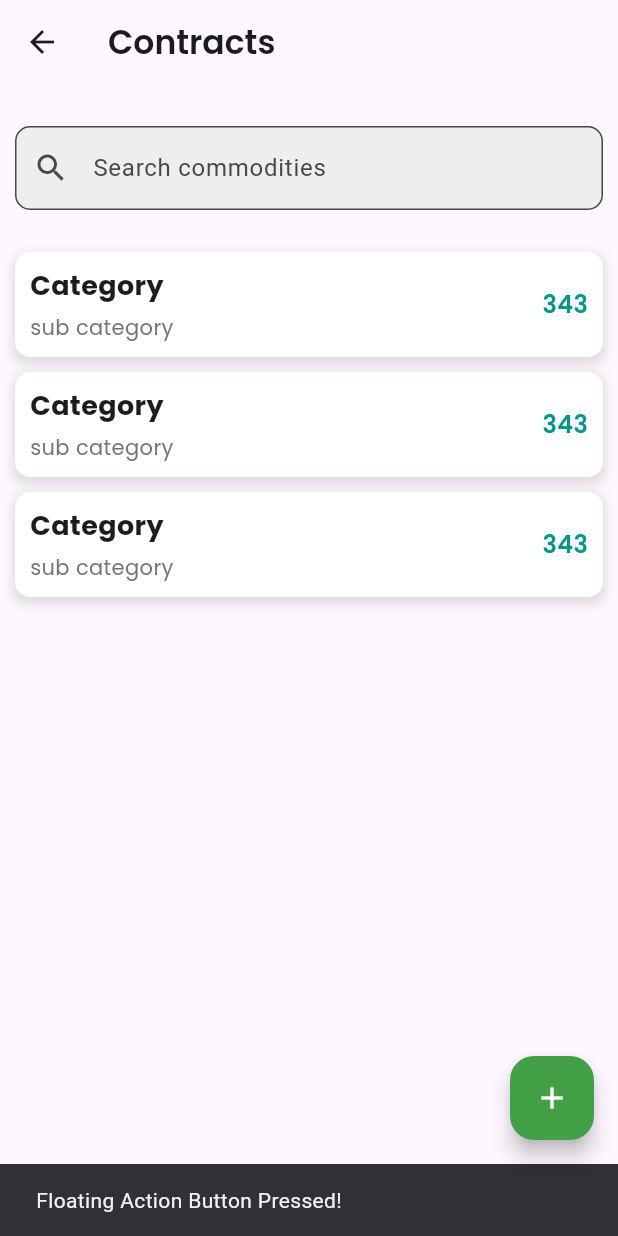
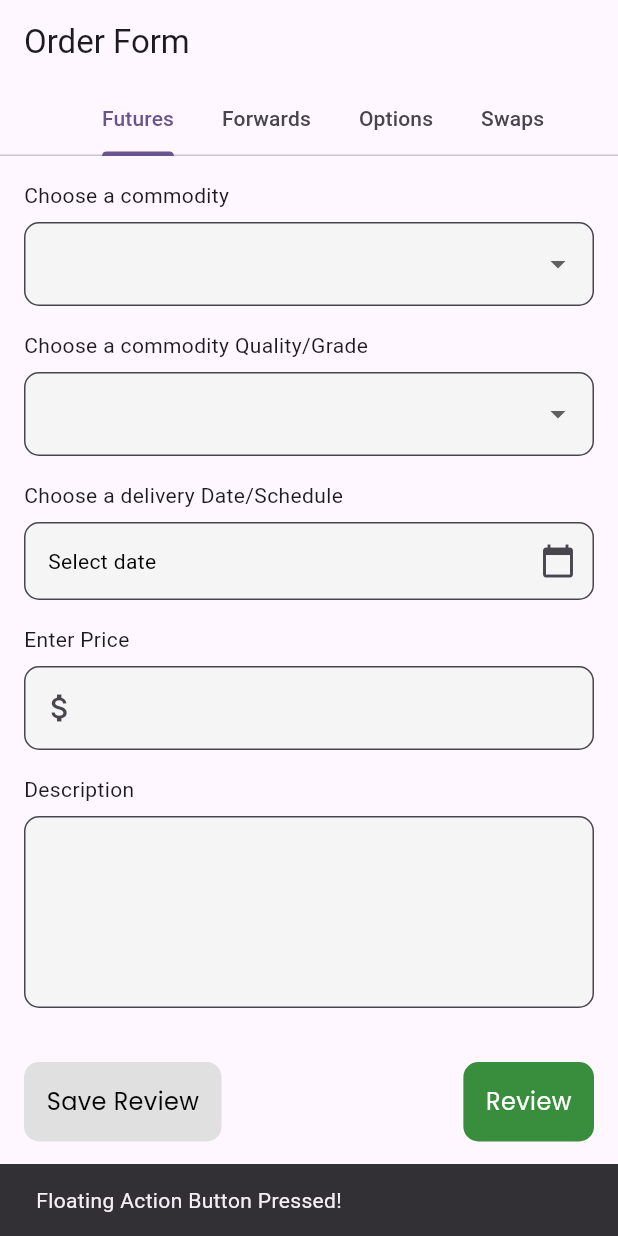
Before and after one commit to kimemia21/itx_flow, a Flutter app: the screen it shows after launch, after a tap on the "add" icon, on a phone screen of 412 x 824 dp. Run offline on Flutter 3.47's test engine with Material 3 defaults, Android fonts, the phone set to English and light mode, and no system bars; our stand-ins replace file_picker, flutter_otp_text_field, google_fonts, image_picker.

Commit message:
Did some work

```diff
--- a/lib/Contracts/Contracts.dart
+++ b/lib/Contracts/Contracts.dart
@@ -1,5 +1,6 @@
 import 'package:flutter/material.dart';
 import 'package:google_fonts/google_fonts.dart';
+import 'package:itx/Contracts/Create.dart';
 import 'package:itx/authentication/Authorization.dart';
 import 'package:itx/global/globals.dart';
 
@@ -75,18 +76,21 @@ Widget searchItem({
     );
   }
 
-
   @override
   Widget build(BuildContext context) {
     return Scaffold(
       floatingActionButton: FloatingActionButton(
         onPressed: () {
-          // Add your onPressed code here!
+          Globals.switchScreens(context: context, screen: CreateContract());
+
           ScaffoldMessenger.of(context).showSnackBar(
             SnackBar(content: Text('Floating Action Button Pressed!')),
           );
         },
-        child: Icon(Icons.add,color:Colors.white,),
+        child: Icon(
+          Icons.add,
+          color: Colors.white,
+        ),
         backgroundColor: Colors.green.shade600,
       ),
       appBar: AppBar(
--- /dev/null
+++ b/lib/Contracts/Create.dart
@@ -0,0 +1,231 @@
+import 'package:flutter/material.dart';
+import 'package:google_fonts/google_fonts.dart';
+import 'package:intl/intl.dart';
+
+class CreateContract extends StatefulWidget {
+  @override
+  _CreateContractState createState() => _CreateContractState();
+}
+
+class _CreateContractState extends State<CreateContract>
+    with SingleTickerProviderStateMixin {
+  String? selectedCommodity;
+  String? selectedQuality;
+  DateTime? selectedDate;
+  final priceController = TextEditingController();
+  final descriptionController = TextEditingController();
+
+  List<String> commodities = ['Commodity 1', 'Commodity 2', 'Commodity 3'];
+  List<String> qualities = ['Quality 1', 'Quality 2', 'Quality 3'];
+  late TabController _tabController;
+
+  @override
+  void initState() {
+    _tabController = TabController(length: 4, vsync: this);
+  }
+
+  @override
+  void dispose() {
+    _tabController.dispose();
+    super.dispose();
+  }
+
+  @override
+  Widget build(BuildContext context) {
+    return Scaffold(
+      appBar: AppBar(
+        title: Text('Order Form'),
+        bottom: TabBar(
+          controller: _tabController,
+          tabs: [
+            Tab(text: 'Futures'),
+            Tab(text: 'Forwards'),
+            Tab(text: 'Options'),
+            Tab(text: 'Swaps'),
+          ],
+          isScrollable: true,
+        ),
+      ),
+      body: SingleChildScrollView(
+        padding: EdgeInsets.all(16.0),
+        child: Column(
+          crossAxisAlignment: CrossAxisAlignment.start,
+          children: [
+            buildDropdownButton(
+              title: 'Choose a commodity',
+              value: selectedCommodity,
+              items: commodities,
+              onChanged: (value) {
+                setState(() {
+                  selectedCommodity = value;
+                });
+              },
+            ),
+            buildDropdownButton(
+              title: 'Choose a commodity Quality/Grade',
+              value: selectedQuality,
+              items: qualities,
+              onChanged: (value) {
+                setState(() {
+                  selectedQuality = value;
+                });
+              },
+            ),
+            buildDatePicker(
+              title: 'Choose a delivery Date/Schedule',
+              selectedDate: selectedDate,
+              onDateSelected: (date) {
+                setState(() {
+                  selectedDate = date;
+                });
+              },
+            ),
+            buildTextField(
+              controller: priceController,
+              title: 'Enter Price',
+              icon: Icons.attach_money,
+            ),
+            buildTextField(
+              controller: descriptionController,
+              title: 'Description',
+              maxLines: 4,
+            ),
+            SizedBox(height: 20),
+            Row(
+              mainAxisAlignment: MainAxisAlignment.spaceBetween,
+              children: [
+                Container(
+                  padding: EdgeInsets.all(15),
+                  decoration: BoxDecoration(
+                      color: Colors.grey.shade300,
+                      borderRadius: BorderRadiusDirectional.circular(10)),
+                  child: Text(
+                    "Save Review",
+                    style:
+                        GoogleFonts.poppins(fontSize: 16, color: Colors.black),
+                  ),
+                ),
+                Container(
+                  padding: EdgeInsets.all(15),
+                  decoration: BoxDecoration(
+                      color: Colors.green.shade700,
+                      borderRadius: BorderRadiusDirectional.circular(10)),
+                  child: Text(
+                    "Review",
+                    style:
+                        GoogleFonts.poppins(fontSize: 16, color: Colors.white),
+                  ),
+                ),
+              ],
+            ),
+          ],
+        ),
+      ),
+    );
+  }
+
+  Widget buildDropdownButton({
+    required String title,
+    required String? value,
+    required List<String> items,
+    required ValueChanged<String?> onChanged,
+  }) {
+    return Column(
+      crossAxisAlignment: CrossAxisAlignment.start,
+      children: [
+        Text(title),
+        SizedBox(height: 8),
+        DropdownButtonFormField<String>(
+          value: value,
+          onChanged: onChanged,
+          items: items.map((item) {
+            return DropdownMenuItem<String>(
+              value: item,
+              child: Text(item),
+            );
+          }).toList(),
+          decoration: InputDecoration(
+            border: OutlineInputBorder(
+              borderRadius: BorderRadius.circular(10),
+            ),
+            filled: true,
+            fillColor: Colors.grey.shade100,
+          ),
+        ),
+        SizedBox(height: 16),
+      ],
+    );
+  }
+
+  Widget buildDatePicker({
+    required String title,
+    required DateTime? selectedDate,
+    required ValueChanged<DateTime> onDateSelected,
+  }) {
+    return Column(
+      crossAxisAlignment: CrossAxisAlignment.start,
+      children: [
+        Text(title),
+        SizedBox(height: 8),
+        InkWell(
+          onTap: () async {
+            final DateTime? picked = await showDatePicker(
+              context: context,
+              initialDate: selectedDate ?? DateTime.now(),
+              firstDate: DateTime(2000),
+              lastDate: DateTime(2101),
+            );
+            if (picked != null && picked != selectedDate) {
+              onDateSelected(picked);
+            }
+          },
+          child: InputDecorator(
+            decoration: InputDecoration(
+              border: OutlineInputBorder(
+                borderRadius: BorderRadius.circular(10),
+              ),
+              filled: true,
+              fillColor: Colors.grey.shade100,
+              suffixIcon: Icon(Icons.calendar_today),
+            ),
+            child: Text(
+              selectedDate != null
+                  ? DateFormat.yMd().format(selectedDate!)
+                  : 'Select date',
+              style: TextStyle(color: Colors.black),
+            ),
+          ),
+        ),
+        SizedBox(height: 16),
+      ],
+    );
+  }
+
+  Widget buildTextField({
+    required TextEditingController controller,
+    required String title,
+    int maxLines = 1,
+    IconData? icon,
+  }) {
+    return Column(
+      crossAxisAlignment: CrossAxisAlignment.start,
+      children: [
+        Text(title),
+        SizedBox(height: 8),
+        TextField(
+          controller: controller,
+          maxLines: maxLines,
+          decoration: InputDecoration(
+            border: OutlineInputBorder(
+              borderRadius: BorderRadius.circular(10),
+            ),
+            filled: true,
+            fillColor: Colors.grey.shade100,
+            prefixIcon: icon != null ? Icon(icon) : null,
+          ),
+        ),
+        SizedBox(height: 16),
+      ],
+    );
+  }
+}
--- a/lib/authentication/Regulator.dart
+++ b/lib/authentication/Regulator.dart
@@ -4,7 +4,7 @@ import 'dart:typed_data';
 import 'package:flutter/material.dart';
 import 'package:google_fonts/google_fonts.dart';
 import 'package:itx/authentication/Authorization.dart';
-import 'package:itx/authentication/Commodites.dart';
+import 'package:itx/Commodities.dart/Commodites.dart';
 import 'package:itx/global/globals.dart';
 import 'package:image_picker/image_picker.dart';
 // import 'package:uuid/uuid.dart';
--- a/lib/authentication/Verification.dart
+++ b/lib/authentication/Verification.dart
@@ -2,7 +2,7 @@ import 'package:flutter/material.dart';
 
 import 'package:flutter_otp_text_field/flutter_otp_text_field.dart';
 import 'package:google_fonts/google_fonts.dart';
-import 'package:itx/authentication/Commodites.dart';
+import 'package:itx/Commodities.dart/Commodites.dart';
 import 'package:itx/authentication/Login.dart';
 import 'package:itx/global/globals.dart';
 
--- a/pubspec.yaml
+++ b/pubspec.yaml
@@ -39,6 +39,7 @@ dependencies:
   flutter_otp_text_field: ^1.1.3+2
   image_picker: ^1.1.2
   file_picker: ^8.0.0+1
+  intl: ^0.19.0
 
 dev_dependencies:
   flutter_test:
```
Also changed, not shown: lib/Commodities.dart/Commodites.dart (renamed from lib/authentication/Commodites.dart), pubspec.lock. Lines whose indentation alone changed are shown as unchanged.
